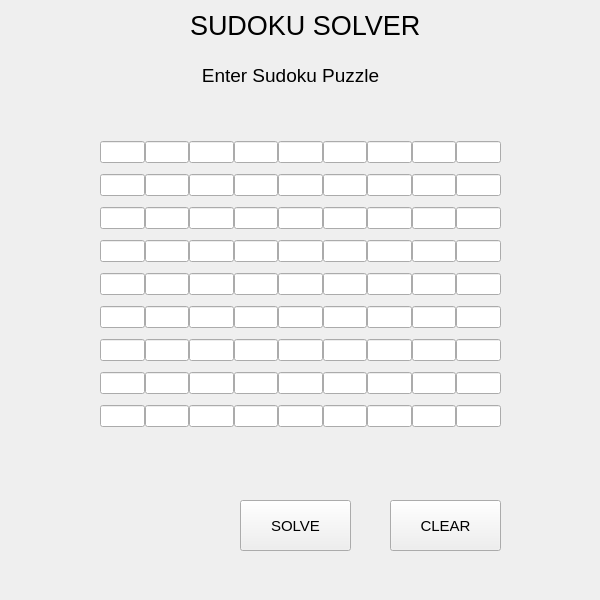
First picture: the form in mainwindow.ui, repository omkar3602/sudoku-solver, before the edit.
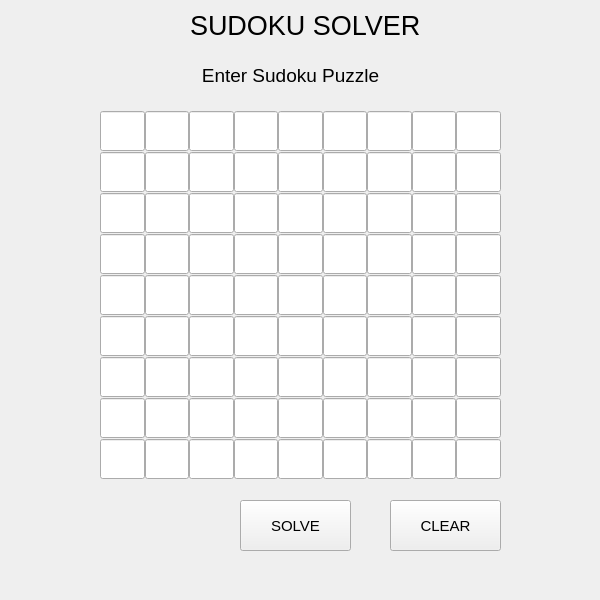
Second picture: the form after the edit.

Commit message: Increase height of LineEdits

What changed in the file:
```diff
--- a/mainwindow.ui
+++ b/mainwindow.ui
@@ -93,9 +93,9 @@
     <property name="geometry">
      <rect>
       <x>100</x>
-      <y>130</y>
+      <y>110</y>
       <width>401</width>
-      <height>311</height>
+      <height>371</height>
      </rect>
     </property>
     <layout class="QGridLayout" name="_grid">
@@ -104,6 +104,12 @@
      </property>
      <item row="4" column="5">
       <widget class="QLineEdit" name="_grid45">
+       <property name="minimumSize">
+        <size>
+         <width>0</width>
+         <height>40</height>
+        </size>
+       </property>
        <property name="alignment">
         <set>Qt::AlignCenter</set>
        </property>
@@ -111,6 +117,12 @@
      </item>
      <item row="6" column="1">
       <widget class="QLineEdit" name="_grid61">
+       <property name="minimumSize">
+        <size>
+         <width>0</width>
+         <height>40</height>
+        </size>
+       </property>
        <property name="alignment">
         <set>Qt::AlignCenter</set>
        </property>
@@ -118,6 +130,12 @@
      </item>
      <item row="8" column="5">
       <widget class="QLineEdit" name="_grid85">
+       <property name="minimumSize">
+        <size>
+         <width>0</width>
+         <height>40</height>
+        </size>
+       </property>
        <property name="alignment">
         <set>Qt::AlignCenter</set>
        </property>
@@ -125,6 +143,12 @@
      </item>
      <item row="7" column="6">
       <widget class="QLineEdit" name="_grid76">
+       <property name="minimumSize">
+        <size>
+         <width>0</width>
+         <height>40</height>
+        </size>
+       </property>
        <property name="alignment">
         <set>Qt::AlignCenter</set>
        </property>
@@ -132,6 +156,12 @@
      </item>
      <item row="1" column="1">
       <widget class="QLineEdit" name="_grid11">
+       <property name="minimumSize">
+        <size>
+         <width>0</width>
+         <height>40</height>
+        </size>
+       </property>
        <property name="alignment">
         <set>Qt::AlignCenter</set>
        </property>
@@ -139,6 +169,12 @@
      </item>
      <item row="3" column="5">
       <widget class="QLineEdit" name="_grid35">
+       <property name="minimumSize">
+        <size>
+         <width>0</width>
+         <height>40</height>
+        </size>
+       </property>
        <property name="alignment">
         <set>Qt::AlignCenter</set>
        </property>
@@ -146,6 +182,12 @@
      </item>
      <item row="2" column="3">
       <widget class="QLineEdit" name="_grid23">
+       <property name="minimumSize">
+        <size>
+         <width>0</width>
+         <height>40</height>
+        </size>
+       </property>
        <property name="alignment">
         <set>Qt::AlignCenter</set>
        </property>
@@ -153,6 +195,12 @@
      </item>
      <item row="0" column="4">
       <widget class="QLineEdit" name="_grid04">
+       <property name="minimumSize">
+        <size>
+         <width>0</width>
+         <height>40</height>
+        </size>
+       </property>
        <property name="alignment">
         <set>Qt::AlignCenter</set>
        </property>
@@ -160,6 +208,12 @@
      </item>
      <item row="1" column="4">
       <widget class="QLineEdit" name="_grid14">
+       <property name="minimumSize">
+        <size>
+         <width>0</width>
+         <height>40</height>
+        </size>
+       </property>
        <property name="alignment">
         <set>Qt::AlignCenter</set>
        </property>
@@ -167,6 +221,12 @@
      </item>
      <item row="2" column="4">
       <widget class="QLineEdit" name="_grid24">
+       <property name="minimumSize">
+        <size>
+         <width>0</width>
+         <height>40</height>
+        </size>
+       </property>
        <property name="alignment">
         <set>Qt::AlignCenter</set>
        </property>
@@ -174,6 +234,12 @@
      </item>
      <item row="3" column="8">
       <widget class="QLineEdit" name="_grid38">
+       <property name="minimumSize">
+        <size>
+         <width>0</width>
+         <height>40</height>
+        </size>
+       </property>
        <property name="alignment">
         <set>Qt::AlignCenter</set>
        </property>
@@ -181,6 +247,12 @@
      </item>
      <item row="6" column="8">
       <widget class="QLineEdit" name="_grid68">
+       <property name="minimumSize">
+        <size>
+         <width>0</width>
+         <height>40</height>
+        </size>
+       </property>
        <property name="alignment">
         <set>Qt::AlignCenter</set>
        </property>
@@ -188,6 +260,12 @@
      </item>
      <item row="6" column="0">
       <widget class="QLineEdit" name="_grid60">
+       <property name="minimumSize">
+        <size>
+         <width>0</width>
+         <height>40</height>
+        </size>
+       </property>
        <property name="alignment">
         <set>Qt::AlignCenter</set>
        </property>
@@ -195,6 +273,12 @@
      </item>
      <item row="0" column="5">
       <widget class="QLineEdit" name="_grid05">
+       <property name="minimumSize">
+        <size>
+         <width>0</width>
+         <height>40</height>
+        </size>
+       </property>
        <property name="alignment">
         <set>Qt::AlignCenter</set>
        </property>
@@ -202,6 +286,12 @@
      </item>
      <item row="6" column="2">
       <widget class="QLineEdit" name="_grid62">
+       <property name="minimumSize">
+        <size>
+         <width>0</width>
+         <height>40</height>
+        </size>
+       </property>
        <property name="alignment">
         <set>Qt::AlignCenter</set>
        </property>
@@ -209,6 +299,12 @@
      </item>
      <item row="5" column="7">
       <widget class="QLineEdit" name="_grid57">
+       <property name="minimumSize">
+        <size>
+         <width>0</width>
+         <height>40</height>
+        </size>
+       </property>
        <property name="alignment">
         <set>Qt::AlignCenter</set>
        </property>
@@ -216,6 +312,12 @@
      </item>
      <item row="3" column="1">
       <widget class="QLineEdit" name="_grid31">
+       <property name="minimumSize">
+        <size>
+         <width>0</width>
+         <height>40</height>
+        </size>
+       </property>
        <property name="alignment">
         <set>Qt::AlignCenter</set>
        </property>
@@ -223,6 +325,12 @@
      </item>
      <item row="4" column="4">
       <widget class="QLineEdit" name="_grid44">
+       <property name="minimumSize">
+        <size>
+         <width>0</width>
+         <height>40</height>
+        </size>
+       </property>
        <property name="alignment">
         <set>Qt::AlignCenter</set>
        </property>
@@ -230,6 +338,12 @@
      </item>
      <item row="8" column="6">
       <widget class="QLineEdit" name="_grid86">
+       <property name="minimumSize">
+        <size>
+         <width>0</width>
+         <height>40</height>
+        </size>
+       </property>
        <property name="alignment">
         <set>Qt::AlignCenter</set>
        </property>
@@ -237,6 +351,12 @@
      </item>
      <item row="6" column="4">
       <widget class="QLineEdit" name="_grid64">
+       <property name="minimumSize">
+        <size>
+         <width>0</width>
+         <height>40</height>
+        </size>
+       </property>
        <property name="alignment">
         <set>Qt::AlignCenter</set>
        </property>
@@ -244,6 +364,12 @@
      </item>
      <item row="3" column="4">
       <widget class="QLineEdit" name="_grid34">
+       <property name="minimumSize">
+        <size>
+         <width>0</width>
+         <height>40</height>
+        </size>
+       </property>
        <property name="alignment">
         <set>Qt::AlignCenter</set>
        </property>
@@ -251,6 +377,12 @@
      </item>
      <item row="5" column="6">
       <widget class="QLineEdit" name="_grid56">
+       <property name="minimumSize">
+        <size>
+         <width>0</width>
+         <height>40</height>
+        </size>
+       </property>
        <property name="alignment">
         <set>Qt::AlignCenter</set>
        </property>
@@ -258,6 +390,12 @@
      </item>
      <item row="2" column="6">
       <widget class="QLineEdit" name="_grid26">
+       <property name="minimumSize">
+        <size>
+         <width>0</width>
+         <height>40</height>
+        </size>
+       </property>
        <property name="alignment">
         <set>Qt::AlignCenter</set>
        </property>
@@ -265,6 +403,12 @@
      </item>
      <item row="3" column="7">
       <widget class="QLineEdit" name="_grid37">
+       <property name="minimumSize">
+        <size>
+         <width>0</width>
+         <height>40</height>
+        </size>
+       </property>
        <property name="alignment">
         <set>Qt::AlignCenter</set>
        </property>
@@ -272,6 +416,12 @@
      </item>
      <item row="7" column="1">
       <widget class="QLineEdit" name="_grid71">
+       <property name="minimumSize">
+        <size>
+         <width>0</width>
+         <height>40</height>
+        </size>
+       </property>
        <property name="alignment">
         <set>Qt::AlignCenter</set>
        </property>
@@ -279,6 +429,12 @@
      </item>
      <item row="8" column="2">
       <widget class="QLineEdit" name="_grid82">
+       <property name="minimumSize">
+        <size>
+         <width>0</width>
+         <height>40</height>
+        </size>
+       </property>
        <property name="alignment">
         <set>Qt::AlignCenter</set>
        </property>
@@ -286,6 +442,12 @@
      </item>
      <item row="1" column="7">
       <widget class="QLineEdit" name="_grid17">
+       <property name="minimumSize">
+        <size>
+         <width>0</width>
+         <height>40</height>
+        </size>
+       </property>
        <property name="alignment">
         <set>Qt::AlignCenter</set>
        </property>
@@ -293,6 +455,12 @@
      </item>
      <item row="6" column="5">
       <widget class="QLineEdit" name="_grid65">
+       <property name="minimumSize">
+        <size>
+         <width>0</width>
+         <height>40</height>
+        </size>
+       </property>
        <property name="alignment">
         <set>Qt::AlignCenter</set>
        </property>
@@ -300,6 +468,12 @@
      </item>
      <item row="8" column="4">
       <widget class="QLineEdit" name="_grid84">
+       <property name="minimumSize">
+        <size>
+         <width>0</width>
+         <height>40</height>
+        </size>
+       </property>
        <property name="alignment">
         <set>Qt::AlignCenter</set>
        </property>
@@ -307,6 +481,12 @@
      </item>
      <item row="2" column="2">
       <widget class="QLineEdit" name="_grid22">
+       <property name="minimumSize">
+        <size>
+         <width>0</width>
+         <height>40</height>
+        </size>
+       </property>
        <property name="alignment">
         <set>Qt::AlignCenter</set>
        </property>
@@ -314,6 +494,12 @@
      </item>
      <item row="8" column="8">
       <widget class="QLineEdit" name="_grid88">
+       <property name="minimumSize">
+        <size>
+         <width>0</width>
+         <height>40</height>
+        </size>
+       </property>
        <property name="alignment">
         <set>Qt::AlignCenter</set>
        </property>
@@ -321,6 +507,12 @@
      </item>
      <item row="7" column="5">
       <widget class="QLineEdit" name="_grid75">
+       <property name="minimumSize">
+        <size>
+         <width>0</width>
+         <height>40</height>
+        </size>
+       </property>
        <property name="alignment">
         <set>Qt::AlignCenter</set>
        </property>
@@ -328,6 +520,12 @@
      </item>
      <item row="1" column="3">
       <widget class="QLineEdit" name="_grid13">
+       <property name="minimumSize">
+        <size>
+         <width>0</width>
+         <height>40</height>
+        </size>
+       </property>
        <property name="alignment">
         <set>Qt::AlignCenter</set>
        </property>
@@ -335,6 +533,12 @@
      </item>
      <item row="7" column="8">
       <widget class="QLineEdit" name="_grid78">
+       <property name="minimumSize">
+        <size>
+         <width>0</width>
+         <height>40</height>
+        </size>
+       </property>
        <property name="alignment">
         <set>Qt::AlignCenter</set>
        </property>
@@ -342,6 +546,12 @@
      </item>
      <item row="0" column="8">
       <widget class="QLineEdit" name="_grid08">
+       <property name="minimumSize">
+        <size>
+         <width>0</width>
+         <height>40</height>
+        </size>
+       </property>
        <property name="alignment">
         <set>Qt::AlignCenter</set>
        </property>
@@ -349,6 +559,12 @@
      </item>
      <item row="6" column="3">
       <widget class="QLineEdit" name="_grid63">
+       <property name="minimumSize">
+        <size>
+         <width>0</width>
+         <height>40</height>
+        </size>
+       </property>
        <property name="alignment">
         <set>Qt::AlignCenter</set>
        </property>
@@ -356,6 +572,12 @@
      </item>
      <item row="8" column="1">
       <widget class="QLineEdit" name="_grid81">
+       <property name="minimumSize">
+        <size>
+         <width>0</width>
+         <height>40</height>
+        </size>
+       </property>
        <property name="alignment">
         <set>Qt::AlignCenter</set>
        </property>
@@ -363,6 +585,12 @@
      </item>
      <item row="1" column="2">
       <widget class="QLineEdit" name="_grid12">
+       <property name="minimumSize">
+        <size>
+         <width>0</width>
+         <height>40</height>
+        </size>
+       </property>
        <property name="alignment">
         <set>Qt::AlignCenter</set>
        </property>
@@ -370,6 +598,12 @@
      </item>
      <item row="2" column="1">
       <widget class="QLineEdit" name="_grid21">
+       <property name="minimumSize">
+        <size>
+         <width>0</width>
+         <height>40</height>
+        </size>
+       </property>
        <property name="alignment">
         <set>Qt::AlignCenter</set>
        </property>
@@ -377,6 +611,12 @@
      </item>
      <item row="6" column="6">
       <widget class="QLineEdit" name="_grid66">
+       <property name="minimumSize">
+        <size>
+         <width>0</width>
+         <height>40</height>
+        </size>
+       </property>
        <property name="alignment">
         <set>Qt::AlignCenter</set>
        </property>
@@ -384,6 +624,12 @@
      </item>
      <item row="5" column="1">
       <widget class="QLineEdit" name="_grid51">
+       <property name="minimumSize">
+        <size>
+         <width>0</width>
+         <height>40</height>
+        </size>
+       </property>
        <property name="alignment">
         <set>Qt::AlignCenter</set>
        </property>
@@ -391,6 +637,12 @@
      </item>
      <item row="4" column="1">
       <widget class="QLineEdit" name="_grid41">
+       <property name="minimumSize">
+        <size>
+         <width>0</width>
+         <height>40</height>
+        </size>
+       </property>
        <property name="alignment">
         <set>Qt::AlignCenter</set>
        </property>
@@ -398,6 +650,12 @@
      </item>
      <item row="4" column="7">
       <widget class="QLineEdit" name="_grid47">
+       <property name="minimumSize">
+        <size>
+         <width>0</width>
+         <height>40</height>
+        </size>
+       </property>
        <property name="alignment">
         <set>Qt::AlignCenter</set>
        </property>
@@ -405,6 +663,12 @@
      </item>
      <item row="8" column="0">
       <widget class="QLineEdit" name="_grid80">
+       <property name="minimumSize">
+        <size>
+         <width>0</width>
+         <height>40</height>
+        </size>
+       </property>
        <property name="alignment">
         <set>Qt::AlignCenter</set>
        </property>
@@ -412,6 +676,12 @@
      </item>
      <item row="8" column="3">
       <widget class="QLineEdit" name="_grid83">
+       <property name="minimumSize">
+        <size>
+         <width>0</width>
+         <height>40</height>
+        </size>
+       </property>
        <property name="alignment">
         <set>Qt::AlignCenter</set>
        </property>
@@ -419,6 +689,12 @@
      </item>
      <item row="4" column="2">
       <widget class="QLineEdit" name="_grid42">
+       <property name="minimumSize">
+        <size>
+         <width>0</width>
+         <height>40</height>
+        </size>
+       </property>
        <property name="alignment">
         <set>Qt::AlignCenter</set>
        </property>
@@ -426,6 +702,23 @@
      </item>
      <item row="0" column="0">
       <widget class="QLineEdit" name="_grid00">
+       <property name="minimumSize">
+        <size>
+         <width>0</width>
+         <height>40</height>
+        </size>
+       </property><property name="minimumSize">
+        <size>
+         <width>0</width>
+         <height>40</height>
+        </size>
+       </property>
+       <property name="minimumSize">
+        <size>
+         <width>0</width>
+         <height>40</height>
+        </size>
+       </property>
        <property name="text">
         <string/>
        </property>
@@ -436,6 +729,12 @@
      </item>
      <item row="2" column="7">
       <widget class="QLineEdit" name="_grid27">
+       <property name="minimumSize">
+        <size>
+         <width>0</width>
+         <height>40</height>
+        </size>
+       </property>
        <property name="alignment">
         <set>Qt::AlignCenter</set>
        </property>
@@ -443,6 +742,12 @@
      </item>
      <item row="0" column="7">
       <widget class="QLineEdit" name="_grid07">
+       <property name="minimumSize">
+        <size>
+         <width>0</width>
+         <height>40</height>
+        </size>
+       </property>
        <property name="alignment">
         <set>Qt::AlignCenter</set>
        </property>
@@ -450,6 +755,12 @@
      </item>
      <item row="6" column="7">
       <widget class="QLineEdit" name="_grid67">
+       <property name="minimumSize">
+        <size>
+         <width>0</width>
+         <height>40</height>
+        </size>
+       </property>
        <property name="alignment">
         <set>Qt::AlignCenter</set>
        </property>
@@ -457,6 +768,12 @@
      </item>
      <item row="7" column="4">
       <widget class="QLineEdit" name="_grid74">
+       <property name="minimumSize">
+        <size>
+         <width>0</width>
+         <height>40</height>
+        </size>
+       </property>
        <property name="alignment">
         <set>Qt::AlignCenter</set>
        </property>
@@ -464,6 +781,18 @@
      </item>
      <item row="0" column="2">
       <widget class="QLineEdit" name="_grid02">
+       <property name="minimumSize">
+        <size>
+         <width>0</width>
+         <height>40</height>
+        </size>
+       </property>
+       <property name="minimumSize">
+        <size>
+         <width>40</width>
+         <height>40</height>
+        </size>
+       </property>
        <property name="alignment">
         <set>Qt::AlignCenter</set>
        </property>
@@ -471,6 +800,12 @@
      </item>
      <item row="3" column="2">
       <widget class="QLineEdit" name="_grid32">
+       <property name="minimumSize">
+        <size>
+         <width>0</width>
+         <height>40</height>
+        </size>
+       </property>
        <property name="alignment">
         <set>Qt::AlignCenter</set>
        </property>
@@ -478,6 +813,12 @@
      </item>
      <item row="7" column="3">
       <widget class="QLineEdit" name="_grid73">
+       <property name="minimumSize">
+        <size>
+         <width>0</width>
+         <height>40</height>
+        </size>
+       </property>
        <property name="alignment">
         <set>Qt::AlignCenter</set>
        </property>
@@ -485,6 +826,12 @@
      </item>
      <item row="5" column="3">
       <widget class="QLineEdit" name="_grid53">
+      <property name="minimumSize">
+        <size>
+         <width>0</width>
+         <height>40</height>
+        </size>
+       </property>
        <property name="alignment">
         <set>Qt::AlignCenter</set>
        </property>
@@ -492,6 +839,12 @@
      </item>
      <item row="2" column="8">
       <widget class="QLineEdit" name="_grid28">
+      <property name="minimumSize">
+        <size>
+         <width>0</width>
+         <height>40</height>
+        </size>
+       </property>
        <property name="alignment">
         <set>Qt::AlignCenter</set>
        </property>
@@ -499,6 +852,12 @@
      </item>
      <item row="4" column="6">
       <widget class="QLineEdit" name="_grid46">
+      <property name="minimumSize">
+        <size>
+         <width>0</width>
+         <height>40</height>
+        </size>
+       </property>
        <property name="alignment">
         <set>Qt::AlignCenter</set>
        </property>
@@ -506,6 +865,12 @@
      </item>
      <item row="7" column="7">
       <widget class="QLineEdit" name="_grid77">
+       <property name="minimumSize">
+        <size>
+         <width>0</width>
+         <height>40</height>
+        </size>
+       </property>
        <property name="alignment">
         <set>Qt::AlignCenter</set>
        </property>
@@ -513,6 +878,12 @@
      </item>
      <item row="1" column="8">
       <widget class="QLineEdit" name="_grid18">
+       <property name="minimumSize">
+        <size>
+         <width>0</width>
+         <height>40</height>
+        </size>
+       </property>
        <property name="alignment">
         <set>Qt::AlignCenter</set>
        </property>
@@ -520,6 +891,12 @@
      </item>
      <item row="1" column="5">
       <widget class="QLineEdit" name="_grid15">
+       <property name="minimumSize">
+        <size>
+         <width>0</width>
+         <height>40</height>
+        </size>
+       </property>
        <property name="alignment">
         <set>Qt::AlignCenter</set>
        </property>
@@ -527,6 +904,12 @@
      </item>
      <item row="5" column="8">
       <widget class="QLineEdit" name="_grid58">
+       <property name="minimumSize">
+        <size>
+         <width>0</width>
+         <height>40</height>
+        </size>
+       </property>
        <property name="alignment">
         <set>Qt::AlignCenter</set>
        </property>
@@ -534,6 +917,18 @@
      </item>
      <item row="0" column="3">
       <widget class="QLineEdit" name="_grid03">
+       <property name="minimumSize">
+        <size>
+         <width>0</width>
+         <height>40</height>
+        </size>
+       </property>
+       <property name="minimumSize">
+        <size>
+         <width>0</width>
+         <height>40</height>
+        </size>
+       </property>
        <property name="alignment">
         <set>Qt::AlignCenter</set>
        </property>
@@ -541,6 +936,12 @@
      </item>
      <item row="3" column="0">
       <widget class="QLineEdit" name="_grid30">
+       <property name="minimumSize">
+        <size>
+         <width>0</width>
+         <height>40</height>
+        </size>
+       </property>
        <property name="alignment">
         <set>Qt::AlignCenter</set>
        </property>
@@ -548,6 +949,12 @@
      </item>
      <item row="4" column="3">
       <widget class="QLineEdit" name="_grid43">
+       <property name="minimumSize">
+        <size>
+         <width>0</width>
+         <height>40</height>
+        </size>
+       </property>
        <property name="alignment">
         <set>Qt::AlignCenter</set>
        </property>
@@ -555,6 +962,12 @@
      </item>
      <item row="3" column="6">
       <widget class="QLineEdit" name="_grid36">
+       <property name="minimumSize">
+        <size>
+         <width>0</width>
+         <height>40</height>
+        </size>
+       </property>
        <property name="alignment">
         <set>Qt::AlignCenter</set>
        </property>
@@ -562,6 +975,12 @@
      </item>
      <item row="5" column="2">
       <widget class="QLineEdit" name="_grid52">
+       <property name="minimumSize">
+        <size>
+         <width>0</width>
+         <height>40</height>
+        </size>
+       </property>
        <property name="alignment">
         <set>Qt::AlignCenter</set>
        </property>
@@ -569,6 +988,12 @@
      </item>
      <item row="5" column="5">
       <widget class="QLineEdit" name="_grid55">
+       <property name="minimumSize">
+        <size>
+         <width>0</width>
+         <height>40</height>
+        </size>
+       </property>
        <property name="alignment">
         <set>Qt::AlignCenter</set>
        </property>
@@ -576,6 +1001,12 @@
      </item>
      <item row="5" column="4">
       <widget class="QLineEdit" name="_grid54">
+       <property name="minimumSize">
+        <size>
+         <width>0</width>
+         <height>40</height>
+        </size>
+       </property>
        <property name="alignment">
         <set>Qt::AlignCenter</set>
        </property>
@@ -583,6 +1014,18 @@
      </item>
      <item row="0" column="1">
       <widget class="QLineEdit" name="_grid01">
+       <property name="minimumSize">
+        <size>
+         <width>0</width>
+         <height>40</height>
+        </size>
+       </property>
+       <property name="minimumSize">
+        <size>
+         <width>0</width>
+         <height>40</height>
+        </size>
+       </property>
        <property name="alignment">
         <set>Qt::AlignCenter</set>
        </property>
@@ -590,6 +1033,12 @@
      </item>
      <item row="2" column="5">
       <widget class="QLineEdit" name="_grid25">
+       <property name="minimumSize">
+        <size>
+         <width>0</width>
+         <height>40</height>
+        </size>
+       </property>
        <property name="alignment">
         <set>Qt::AlignCenter</set>
        </property>
@@ -597,6 +1046,12 @@
      </item>
      <item row="4" column="8">
       <widget class="QLineEdit" name="_grid48">
+       <property name="minimumSize">
+        <size>
+         <width>0</width>
+         <height>40</height>
+        </size>
+       </property>
        <property name="alignment">
         <set>Qt::AlignCenter</set>
        </property>
@@ -604,6 +1059,12 @@
      </item>
      <item row="1" column="6">
       <widget class="QLineEdit" name="_grid16">
+       <property name="minimumSize">
+        <size>
+         <width>0</width>
+         <height>40</height>
+        </size>
+       </property>
        <property name="alignment">
         <set>Qt::AlignCenter</set>
        </property>
@@ -611,6 +1072,12 @@
      </item>
      <item row="2" column="0">
       <widget class="QLineEdit" name="_grid20">
+       <property name="minimumSize">
+        <size>
+         <width>0</width>
+         <height>40</height>
+        </size>
+       </property>
        <property name="alignment">
         <set>Qt::AlignCenter</set>
        </property>
@@ -618,6 +1085,12 @@
      </item>
      <item row="4" column="0">
       <widget class="QLineEdit" name="_grid40">
+       <property name="minimumSize">
+        <size>
+         <width>0</width>
+         <height>40</height>
+        </size>
+       </property>
        <property name="alignment">
         <set>Qt::AlignCenter</set>
        </property>
@@ -625,6 +1098,12 @@
      </item>
      <item row="5" column="0">
       <widget class="QLineEdit" name="_grid50">
+       <property name="minimumSize">
+        <size>
+         <width>0</width>
+         <height>40</height>
+        </size>
+       </property>
        <property name="alignment">
         <set>Qt::AlignCenter</set>
        </property>
@@ -632,6 +1111,12 @@
      </item>
      <item row="7" column="0">
       <widget class="QLineEdit" name="_grid70">
+       <property name="minimumSize">
+        <size>
+         <width>0</width>
+         <height>40</height>
+        </size>
+       </property>
        <property name="alignment">
         <set>Qt::AlignCenter</set>
        </property>
@@ -639,6 +1124,12 @@
      </item>
      <item row="7" column="2">
       <widget class="QLineEdit" name="_grid72">
+       <property name="minimumSize">
+        <size>
+         <width>0</width>
+         <height>40</height>
+        </size>
+       </property>
        <property name="alignment">
         <set>Qt::AlignCenter</set>
        </property>
@@ -646,6 +1137,12 @@
      </item>
      <item row="3" column="3">
       <widget class="QLineEdit" name="_grid33">
+       <property name="minimumSize">
+        <size>
+         <width>0</width>
+         <height>40</height>
+        </size>
+       </property>
        <property name="alignment">
         <set>Qt::AlignCenter</set>
        </property>
@@ -653,6 +1150,12 @@
      </item>
      <item row="8" column="7">
       <widget class="QLineEdit" name="_grid87">
+       <property name="minimumSize">
+        <size>
+         <width>0</width>
+         <height>40</height>
+        </size>
+       </property>
        <property name="alignment">
         <set>Qt::AlignCenter</set>
        </property>
@@ -660,6 +1163,12 @@
      </item>
      <item row="0" column="6">
       <widget class="QLineEdit" name="_grid06">
+       <property name="minimumSize">
+        <size>
+         <width>0</width>
+         <height>40</height>
+        </size>
+       </property>
        <property name="alignment">
         <set>Qt::AlignCenter</set>
        </property>
@@ -667,6 +1176,12 @@
      </item>
      <item row="1" column="0">
       <widget class="QLineEdit" name="_grid10">
+       <property name="minimumSize">
+        <size>
+         <width>0</width>
+         <height>40</height>
+        </size>
+       </property>
        <property name="alignment">
         <set>Qt::AlignCenter</set>
        </property>
```
